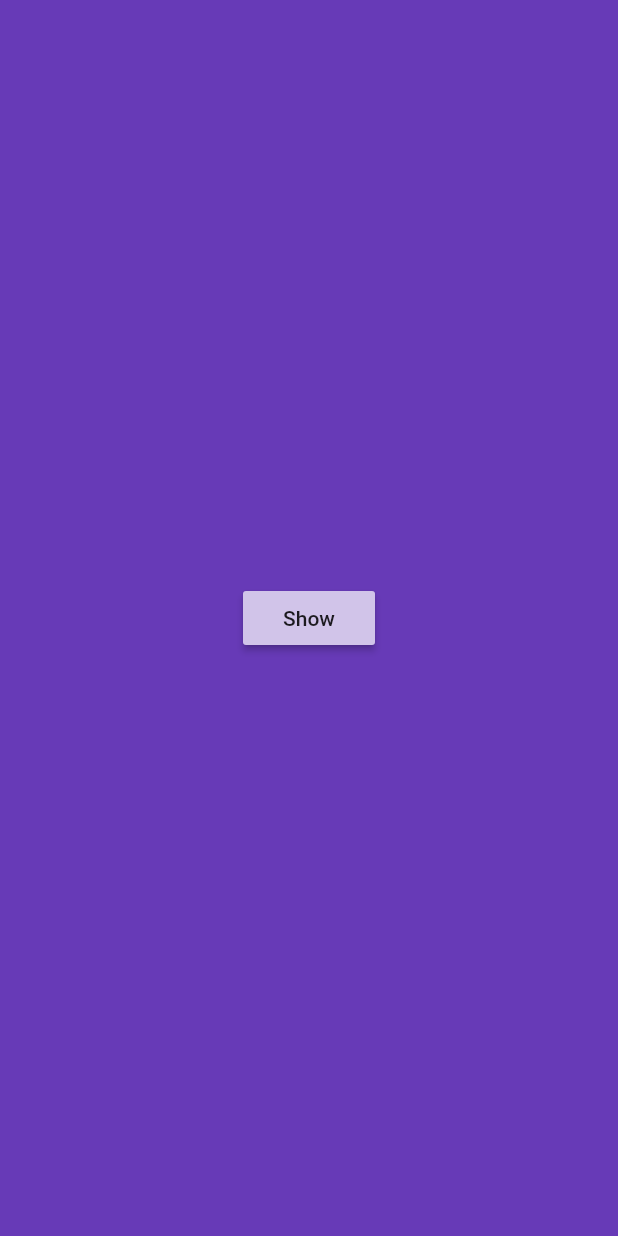
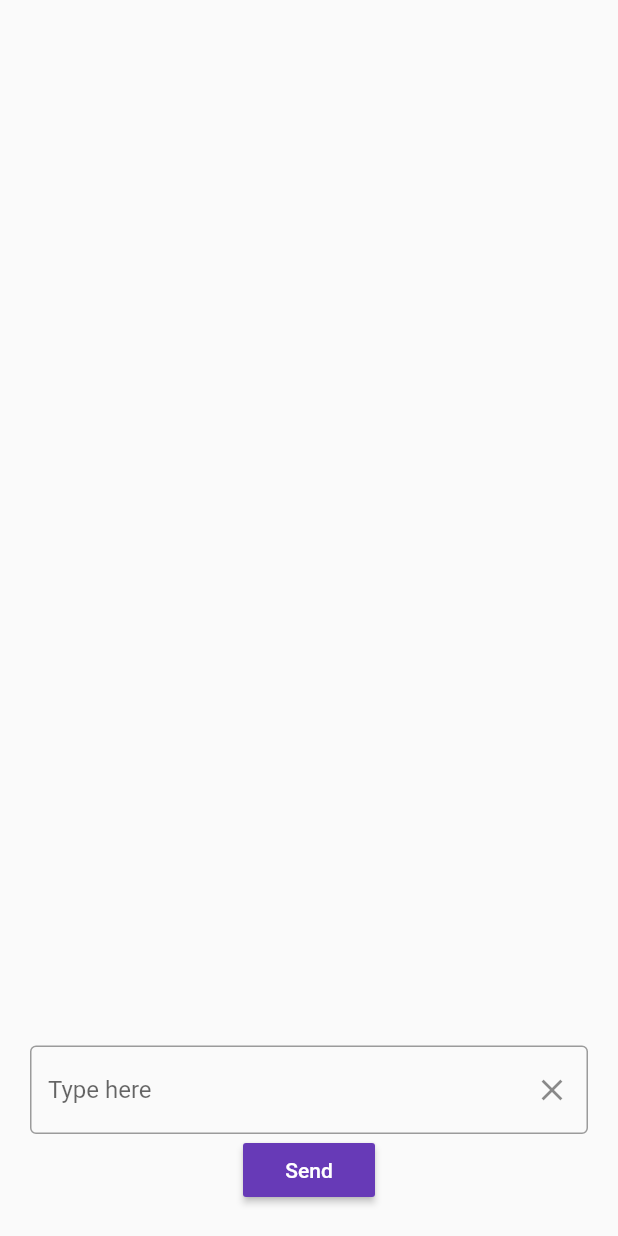
Before and after one commit to mbr1993/flutter_widgets, a Flutter app: the screen it shows after launch, on a phone screen of 412 x 824 dp. Run offline on Flutter 3.47's test engine with Material 2 defaults, Android fonts, the phone set to English and light mode, and no system bars.

Commit message:
text input widget

```diff
--- a/lib/main.dart
+++ b/lib/main.dart
@@ -1,7 +1,6 @@
 import 'package:flutter/material.dart';
-import 'package:flutter_widgets/alert_dialog/alert_dialog.dart';
-import 'package:flutter_widgets/animated_container.dart';
-import 'package:flutter_widgets/tab_bar/tab_bar.dart';
+import 'package:flutter_widgets/stack_widget/stack_widget.dart';
+import 'package:flutter_widgets/text_input/text_input.dart';
 
 void main() {
   runApp(const MyApp());
@@ -13,7 +12,7 @@ class MyApp extends StatelessWidget {
   @override
   Widget build(BuildContext context) {
     return MaterialApp(
-      home: MyAlertDialog(),
+      home: MyTextInput(),
       theme: ThemeData(primarySwatch: Colors.deepPurple),
     );
   }
--- /dev/null
+++ b/lib/text_input/text_input.dart
@@ -0,0 +1,53 @@
+import 'package:flutter/material.dart';
+
+class MyTextInput extends StatefulWidget {
+  const MyTextInput({super.key});
+
+  @override
+  State<MyTextInput> createState() => _MyTextInputState();
+}
+
+class _MyTextInputState extends State<MyTextInput> {
+  final _textEditingController = TextEditingController();
+  String userInput = '';
+
+  @override
+  Widget build(BuildContext context) {
+    return Scaffold(
+      body: Padding(
+        padding: const EdgeInsets.all(20.0),
+        child: Column(
+          mainAxisAlignment: MainAxisAlignment.center,
+          children: [
+            Expanded(
+              child: Center(child: Text(userInput)),
+            ),
+            TextField(
+              controller: _textEditingController,
+              decoration: InputDecoration(
+                hintText: "Type here",
+                border: OutlineInputBorder(),
+                suffixIcon: IconButton(
+                  onPressed: () {
+                    _textEditingController.clear();
+                  },
+                  icon: const Icon(Icons.clear),
+                ),
+              ),
+            ),
+            MaterialButton(
+              onPressed: () {
+                setState(() {
+                  userInput = _textEditingController.text;
+                });
+              },
+              color: Colors.deepPurple,
+              textColor: Colors.white,
+              child: const Text("Send"),
+            )
+          ],
+        ),
+      ),
+    );
+  }
+}
```
Also changed, not shown: lib/animated_icon/animated_icon.dart (added, +17 -0 lines), lib/page_scrolling/page_1.dart (added, +12 -0 lines), lib/page_scrolling/page_2.dart (added, +12 -0 lines), lib/page_scrolling/page_3.dart (added, +12 -0 lines), lib/page_scrolling/page_scrolling.dart (added, +19 -0 lines), lib/stack_widget/stack_widget.dart (added, +36 -0 lines), lib/timer/timer.dart (added, +47 -0 lines).
